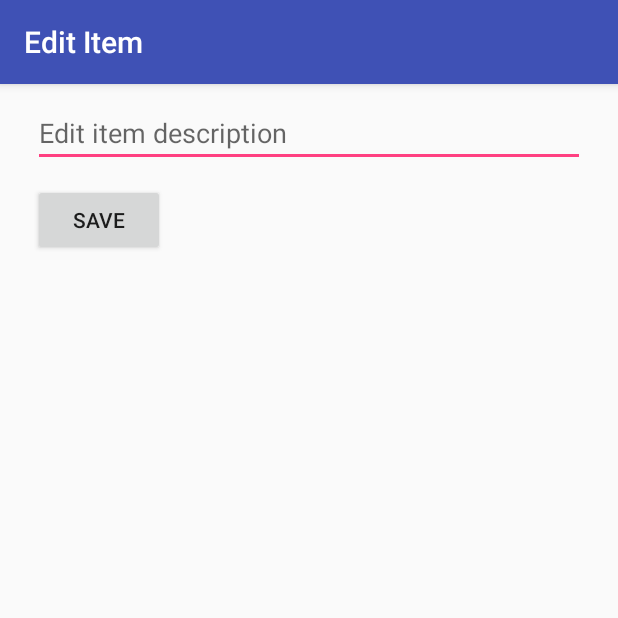
After one commit to mdougie/SimpleTodo, an Android app: the EditItemActivity screen opened directly, with no data from a screen before it, on a phone screen of 412 x 824 dp, the top half of it. The commit adds this screen. Run offline under Robolectric (Android 15) with nearby library versions, the phone set to English and light mode, and no system bars.

Commit message:
updated with edit function

```diff
--- a/app/src/main/AndroidManifest.xml
+++ b/app/src/main/AndroidManifest.xml
@@ -16,6 +16,7 @@
                 <category android:name="android.intent.category.LAUNCHER" />
             </intent-filter>
         </activity>
+        <activity android:name=".EditItemActivity"></activity>
     </application>
 
 </manifest>
--- /dev/null
+++ b/app/src/main/java/com/example/madelynd/simpletodo/EditItemActivity.java
@@ -0,0 +1,46 @@
+package com.example.madelynd.simpletodo;
+
+import android.content.Intent;
+import android.os.Bundle;
+import android.support.v7.app.AppCompatActivity;
+import android.view.View;
+import android.widget.EditText;
+
+import static com.example.madelynd.simpletodo.MainActivity.ITEM_POSITION;
+import static com.example.madelynd.simpletodo.MainActivity.ITEM_TEXT;
+
+public class EditItemActivity extends AppCompatActivity {
+    // track edit text
+    EditText etItemText;
+    // position of edited item in list
+    int position;
+
+    @Override
+    protected void onCreate(Bundle savedInstanceState) {
+        super.onCreate(savedInstanceState);
+        setContentView(R.layout.activity_edit_item);
+        //resolve edit text from layout
+        etItemText = (EditText) findViewById(R.id.etItemText);
+        // set edit text value from intent extra
+        etItemText.setText(getIntent().getStringExtra(ITEM_TEXT));
+        //update position from intent extra
+        position = getIntent().getIntExtra(ITEM_POSITION, 0);
+        //update title
+        getSupportActionBar().setTitle("Edit Item");
+
+    }
+
+    //handler for save button
+    public void onSaveItem(View v) {
+        //prepare new intent for result
+        Intent i = new Intent();
+        // pass updated item text as extra
+        i.putExtra(ITEM_TEXT, etItemText.getText().toString());
+        //pass orig item as extra
+        i.putExtra(ITEM_POSITION, position);
+        // set intent as result of activity
+        setResult(RESULT_OK, i);
+        //close to main
+        finish();
+    }
+}
--- /dev/null
+++ b/app/src/main/res/layout/activity_edit_item.xml
@@ -0,0 +1,35 @@
+<?xml version="1.0" encoding="utf-8"?>
+<RelativeLayout xmlns:android="http://schemas.android.com/apk/res/android"
+    xmlns:app="http://schemas.android.com/apk/res-auto"
+    xmlns:tools="http://schemas.android.com/tools"
+    android:layout_width="match_parent"
+    android:layout_height="match_parent"
+    tools:context="com.example.madelynd.simpletodo.EditItemActivity"
+    tools:layout_editor_absoluteY="81dp"
+    tools:layout_editor_absoluteX="0dp">
+
+    <Button
+        android:id="@+id/btnSave"
+        android:layout_width="wrap_content"
+        android:layout_height="wrap_content"
+        android:onClick="onSaveItem"
+        android:text="Save"
+        tools:layout_editor_absoluteX="75dp"
+        tools:layout_editor_absoluteY="101dp"
+        android:layout_below="@+id/etItemText"
+        android:layout_alignLeft="@+id/etItemText"
+        android:layout_alignStart="@+id/etItemText"
+        android:layout_marginTop="11dp" />
+    <EditText
+        android:id="@+id/etItemText"
+        android:layout_width="368dp"
+        android:layout_height="43dp"
+        android:ems="10"
+        android:hint="Edit item description"
+        android:inputType="textMultiLine"
+        tools:layout_editor_absoluteX="8dp"
+        tools:layout_editor_absoluteY="5dp"
+        android:layout_marginTop="12dp"
+        android:layout_alignParentTop="true"
+        android:layout_centerHorizontal="true" />
+</RelativeLayout>
```
Also changed, not shown: app/src/main/java/com/example/madelynd/simpletodo/MainActivity.java (+47 -0 lines).
